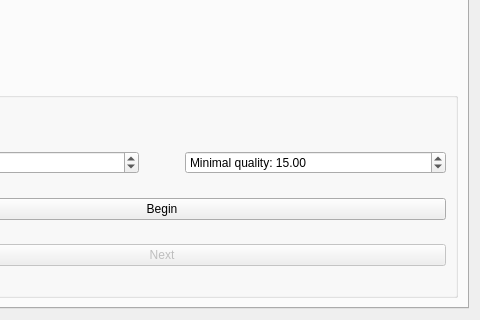
Qt form Plugin-Master/MasterToolbarBase.ui (a2mont/master-thesis) before a commit; both pictures show x 156 to 636 and y 275 to 595 of the 636 by 595 pixel window.
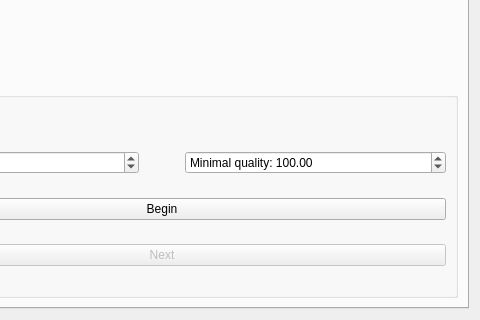
The same form after that commit.

What changed in the file:
```diff
--- a/Plugin-Master/MasterToolbarBase.ui
+++ b/Plugin-Master/MasterToolbarBase.ui
@@ -353,13 +353,13 @@
                  <double>0.100000000000000</double>
                 </property>
                 <property name="maximum">
-                 <double>50.000000000000000</double>
+                 <double>10000.000000000000000</double>
                 </property>
                 <property name="singleStep">
                  <double>0.500000000000000</double>
                 </property>
                 <property name="value">
-                 <double>15.000000000000000</double>
+                 <double>100.000000000000000</double>
                 </property>
                </widget>
               </item>
```
Left out of the diff: 2 changed lines with no effect on the pictures.
